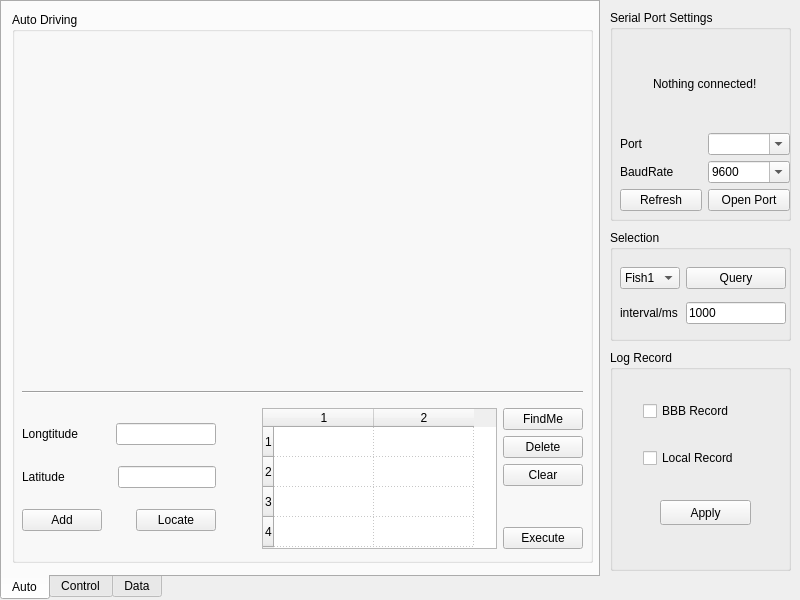
This is mainwidget.ui in ScorchHeHe/FishUpper as Qt 5 draws it before an edit. The edited form follows.
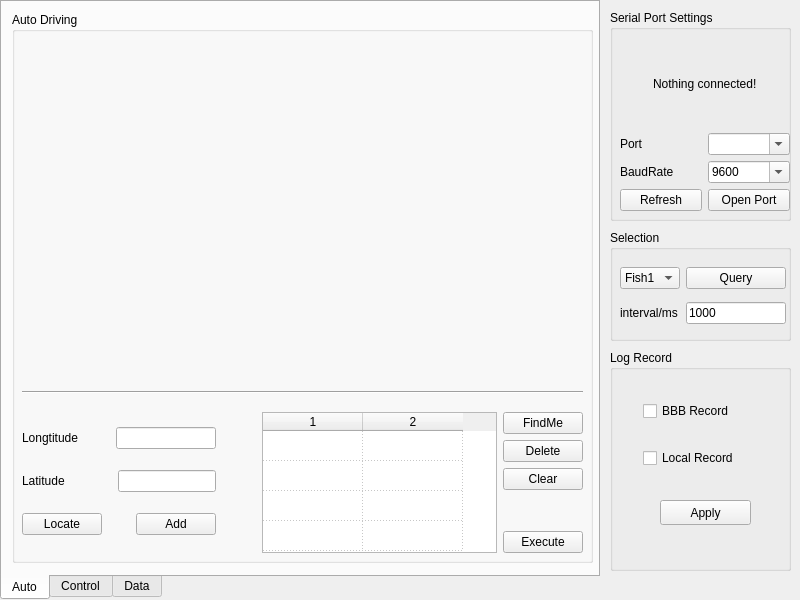
This is the edited form.

Diff of the .ui file:
```diff
--- a/mainwidget.ui
+++ b/mainwidget.ui
@@ -18,7 +18,7 @@
   </property>
   <property name="maximumSize">
    <size>
-    <width>1000</width>
+    <width>800</width>
     <height>600</height>
    </size>
   </property>
@@ -105,7 +105,7 @@
       <property name="geometry">
        <rect>
         <x>10</x>
-        <y>396</y>
+        <y>400</y>
         <width>561</width>
         <height>141</height>
        </rect>
@@ -172,26 +172,6 @@
          </item>
          <item>
           <layout class="QHBoxLayout" name="horizontalLayout">
-           <item>
-            <widget class="QPushButton" name="auto_btn_add_locs">
-             <property name="text">
-              <string>Add</string>
-             </property>
-            </widget>
-           </item>
-           <item>
-            <spacer name="horizontalSpacer_4">
-             <property name="orientation">
-              <enum>Qt::Horizontal</enum>
-             </property>
-             <property name="sizeHint" stdset="0">
-              <size>
-               <width>40</width>
-               <height>20</height>
-              </size>
-             </property>
-            </spacer>
-           </item>
            <item>
             <widget class="QPushButton" name="auto_btn_locate">
              <property name="text">
@@ -199,6 +179,26 @@
              </property>
             </widget>
            </item>
+           <item>
+            <spacer name="horizontalSpacer_4">
+             <property name="orientation">
+              <enum>Qt::Horizontal</enum>
+             </property>
+             <property name="sizeHint" stdset="0">
+              <size>
+               <width>40</width>
+               <height>20</height>
+              </size>
+             </property>
+            </spacer>
+           </item>
+           <item>
+            <widget class="QPushButton" name="auto_btn_add_locs">
+             <property name="text">
+              <string>Add</string>
+             </property>
+            </widget>
+           </item>
           </layout>
          </item>
         </layout>
@@ -249,7 +249,7 @@
           <number>2</number>
          </property>
          <attribute name="verticalHeaderVisible">
-          <bool>true</bool>
+          <bool>false</bool>
          </attribute>
          <row/>
          <row/>
```
